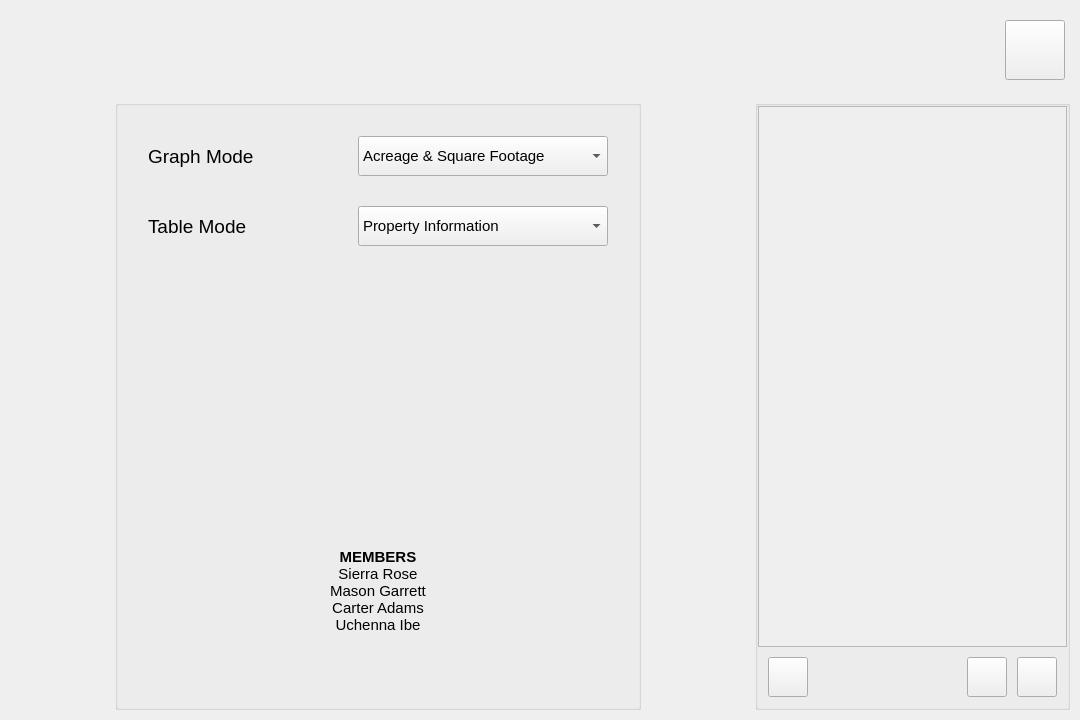
Qt form src/widgets/home-value-window.ui (mygarrett38/home-value-prediction) before a commit.
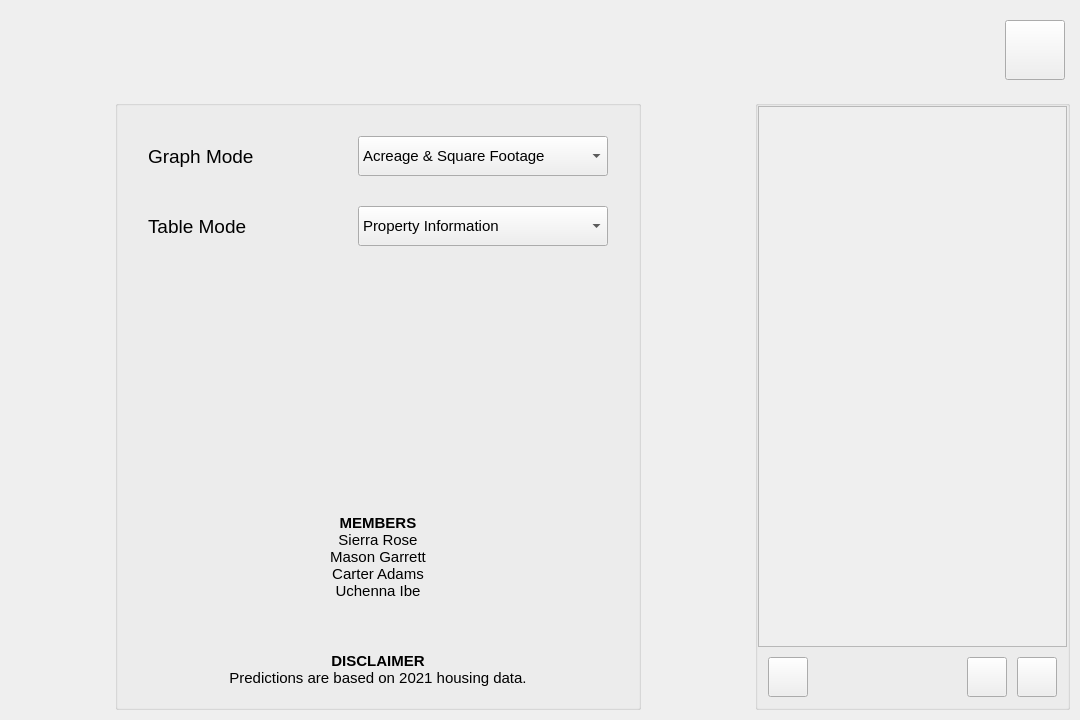
The same form after that commit. The open tabs and pages were chosen to show the change. Icons and pictures are not drawn. Custom widgets are drawn as their Qt base class.

The edit to the form file:
```diff
--- a/src/widgets/home-value-window.ui
+++ b/src/widgets/home-value-window.ui
@@ -2213,7 +2213,7 @@
                 </size>
                </property>
                <property name="text">
-                <string>&lt;html&gt;&lt;head/&gt;&lt;body&gt;&lt;p&gt;&lt;span style=&quot; font-size:11pt; font-weight:700;&quot;&gt;MEMBERS&lt;/span&gt;&lt;span style=&quot; font-size:11pt;&quot;&gt;&lt;br/&gt;Sierra Rose&lt;br/&gt;Mason Garrett&lt;br/&gt;Carter Adams&lt;br/&gt;Uchenna Ibe&lt;br/&gt;&lt;/span&gt;&lt;/p&gt;&lt;p&gt;&lt;br/&gt;&lt;/p&gt;&lt;/body&gt;&lt;/html&gt;</string>
+                <string>&lt;html&gt;&lt;head/&gt;&lt;body&gt;&lt;p&gt;&lt;span style=&quot; font-size:11pt; font-weight:700;&quot;&gt;MEMBERS&lt;/span&gt;&lt;span style=&quot; font-size:11pt;&quot;&gt;&lt;br/&gt;Sierra Rose&lt;br/&gt;Mason Garrett&lt;br/&gt;Carter Adams&lt;br/&gt;Uchenna Ibe&lt;/span&gt;&lt;/p&gt;&lt;p&gt;&lt;br/&gt;&lt;/p&gt;&lt;p&gt;&lt;span style=&quot; font-size:11pt; font-weight:700;&quot;&gt;DISCLAIMER&lt;/span&gt;&lt;br/&gt;&lt;span style=&quot; font-size:11pt;&quot;&gt;Predictions are based on 2021 housing data.&lt;/span&gt;&lt;/p&gt;&lt;/body&gt;&lt;/html&gt;</string>
                </property>
                <property name="textFormat">
                 <enum>Qt::TextFormat::RichText</enum>
```
Left out of the diff: 2 changed lines with no effect on the pictures.
